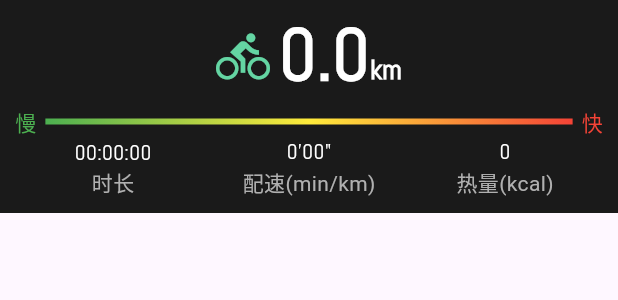
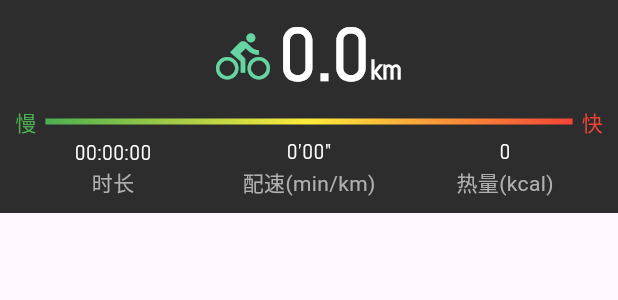
Before and after one commit to ayqy/running, a Flutter app: the Dashboard widget shown alone on an empty page, opened directly, on a phone screen of 412 x 824 dp. Shown: the top 300 px of the screen. Run offline on Flutter 3.47's test engine with Material 3 defaults, Android fonts, the phone set to English and light mode, and no system bars; our stand-ins replace audio_service, circular_profile_avatar, connectivity_plus, date_format, device_info_plus, dio and 11 more; missing offline and left inert: amap_flutter_base, amap_flutter_location, amap_flutter_map, flutter_mute, fluwx, volume_controller and 1 more; accounts and stored records are empty.

Commit message:
fix: dashboard background color

```diff
--- a/lib/dashboard.dart
+++ b/lib/dashboard.dart
@@ -313,7 +313,7 @@ class DashboardWidgetState extends State<Dashboard> {
           builder: (context, themeColors, child) {
             return Container(
               padding: const EdgeInsets.fromLTRB(10, 2, 10, 10),
-              color: ThemeColors.backgroundColor,
+              color: ThemeColors.cardColor,
               child: Stack(
                 children: [
                   Column(
```
